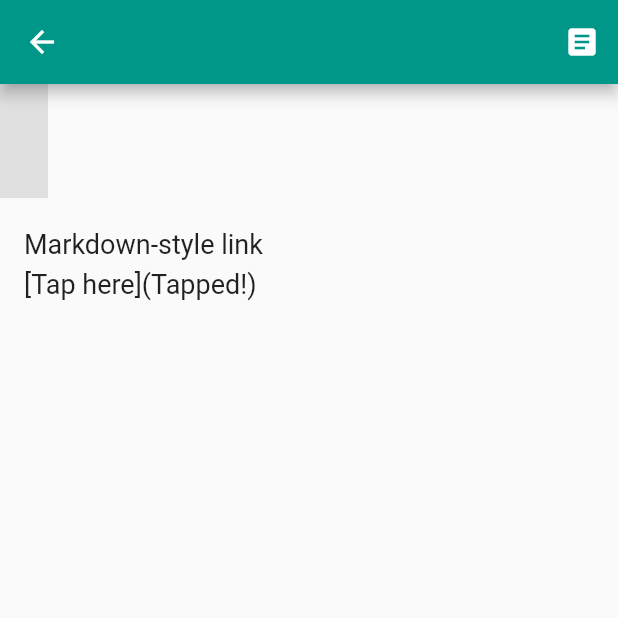
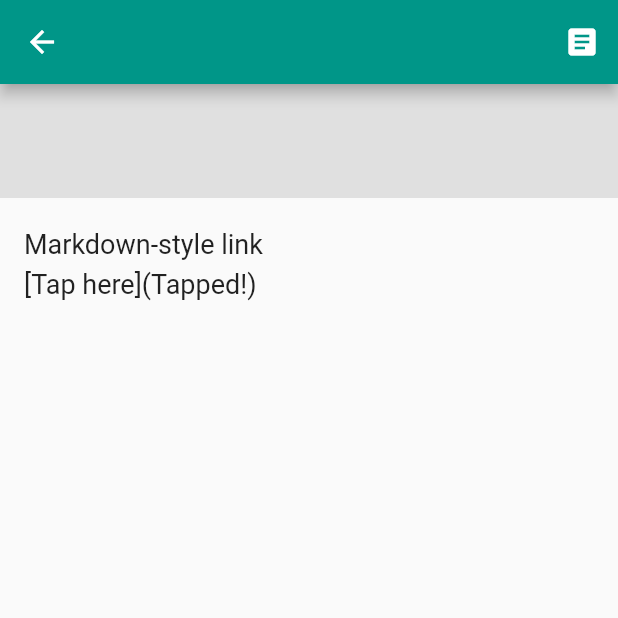
Before and after one commit to kaboc/flutter_custom_text, a Flutter app: the Example5 screen opened directly with empty values, on a phone screen of 412 x 824 dp, the top half of it. Run offline on Flutter 3.47's test engine with Material 2 defaults, Android fonts, the light colour scheme and no system bars; our stand-ins replace google_fonts; missing offline and left inert: text_parser.

Commit message:
Improve documentation and examples

```diff
--- a/example/lib/examples/example3.dart
+++ b/example/lib/examples/example3.dart
@@ -16,8 +16,7 @@ class Example3 extends StatelessWidget {
   Widget build(BuildContext context) {
     return Scaffold(
       appBar: appBar(context, title: title, filename: filename),
-      body: Column(
-        crossAxisAlignment: CrossAxisAlignment.start,
+      body: ListView(
         children: [
           Description(description, filename: filename),
           Padding(
--- a/example/lib/examples/example4.dart
+++ b/example/lib/examples/example4.dart
@@ -16,8 +16,7 @@ class Example4 extends StatelessWidget {
   Widget build(BuildContext context) {
     return Scaffold(
       appBar: appBar(context, title: title, filename: filename),
-      body: Column(
-        crossAxisAlignment: CrossAxisAlignment.start,
+      body: ListView(
         children: [
           Description(description, filename: filename),
           Padding(
--- a/example/lib/examples/example5.dart
+++ b/example/lib/examples/example5.dart
@@ -16,8 +16,7 @@ class Example5 extends StatelessWidget {
   Widget build(BuildContext context) {
     return Scaffold(
       appBar: appBar(context, title: title, filename: filename),
-      body: Column(
-        crossAxisAlignment: CrossAxisAlignment.start,
+      body: ListView(
         children: [
           Description(description, filename: filename),
           Padding(
@@ -30,7 +29,7 @@ class Example5 extends StatelessWidget {
                   matcher: const MdLinkMatcher(),
                   // `labelSelector` is used to choose the string to show.
                   // `groups` provided to `labelSelector` is an array of
-                  // strings matching the fragments enclosed with parentheses
+                  // strings matching the fragments enclosed in parentheses
                   // within the match pattern.
                   labelSelector: (groups) => groups[0],
                   // `tapSelector` is used to choose the string to be passed
--- a/example/lib/examples/example6.dart
+++ b/example/lib/examples/example6.dart
@@ -17,8 +17,7 @@ class Example6 extends StatelessWidget {
   Widget build(BuildContext context) {
     return Scaffold(
       appBar: appBar(context, title: title, filename: filename),
-      body: Column(
-        crossAxisAlignment: CrossAxisAlignment.start,
+      body: ListView(
         children: [
           Description(description, filename: filename),
           Padding(
--- a/example/lib/widgets/description.dart
+++ b/example/lib/widgets/description.dart
@@ -12,9 +12,9 @@ class Description extends StatelessWidget {
 
   @override
   Widget build(BuildContext context) {
-    return ColoredBox(
+    return Container(
+      width: double.infinity,
       color: Colors.grey.shade300,
-      child: Padding(
       padding: const EdgeInsets.all(16.0),
       child: DefaultTextStyle(
         style: Theme.of(context)
@@ -28,7 +28,7 @@ class Description extends StatelessWidget {
               filename,
               definitions: [
                 TextDefinition(
-                    matcher: const FilenameMatcher(),
+                  matcher: const _FilenameMatcher(),
                   matchStyle: const TextStyle(
                     color: Colors.teal,
                     fontWeight: FontWeight.bold,
@@ -49,7 +49,7 @@ class Description extends StatelessWidget {
               description,
               definitions: [
                 SelectiveDefinition(
-                    matcher: const CodeMatcher(),
+                  matcher: const _CodeMatcher(),
                   labelSelector: (groups) => groups[0],
                   matchStyle: const TextStyle(
                     color: Colors.indigo,
@@ -62,15 +62,14 @@ class Description extends StatelessWidget {
           ],
         ),
       ),
-      ),
     );
   }
 }
 
-class FilenameMatcher extends TextMatcher {
-  const FilenameMatcher() : super(r'\w+\.dart');
+class _FilenameMatcher extends TextMatcher {
+  const _FilenameMatcher() : super(r'\w+\.dart');
 }
 
-class CodeMatcher extends TextMatcher {
-  const CodeMatcher() : super(r'`(.+?)`');
+class _CodeMatcher extends TextMatcher {
+  const _CodeMatcher() : super(r'`(.+?)`');
 }
--- a/pubspec.yaml
+++ b/pubspec.yaml
@@ -1,5 +1,5 @@
 name: custom_text
-description: A text widget that enables strings in it to be styled flexibly and/or tapped.
+description: A customisable text widget that allows strings in it to be styled flexibly and tapped / long-tapped.
 version: 0.0.2
 homepage: https://github.com/kaboc/flutter_custom_text
 
```
Also changed, not shown: example/lib/code_view_page.dart (+27 -27 lines), example/lib/examples/example1.dart (+4 -5 lines), example/lib/examples/example2.dart (+3 -4 lines), lib/src/text.dart (+14 -11 lines), 2 other files. Lines whose indentation alone changed are shown as unchanged.
